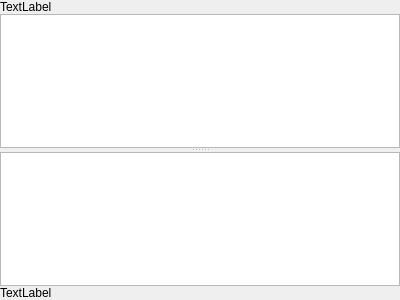
Before: the Qt Designer form debugger/registerinspectordockwidget.ui in christopherpow/nesicide, drawn with Qt 5.
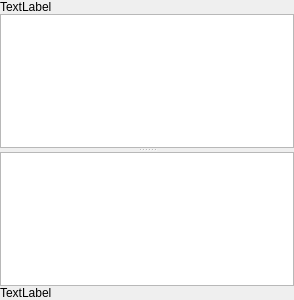
After: the same form once the commit is applied.

Patch:
```diff
--- a/debugger/registerinspectordockwidget.ui
+++ b/debugger/registerinspectordockwidget.ui
@@ -6,7 +6,7 @@
    <rect>
     <x>0</x>
     <y>0</y>
-    <width>400</width>
+    <width>294</width>
     <height>300</height>
    </rect>
   </property>
```
